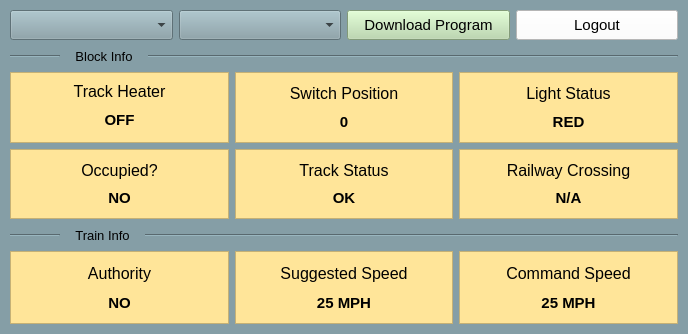
First picture: the form in src/UI/SWTrackController/track_controller.ui, repository aet37/ECE1140-Project, before the edit.
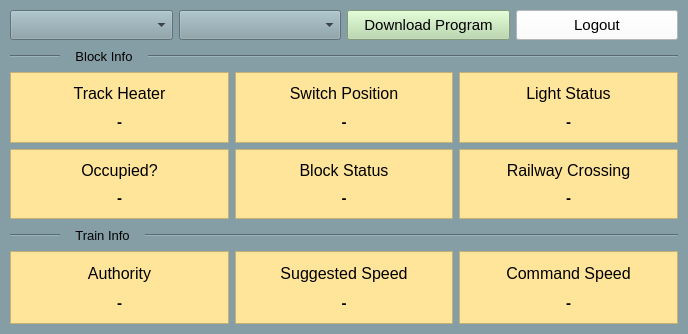
Second picture: the form after the edit.

```diff
--- a/src/UI/SWTrackController/track_controller.ui
+++ b/src/UI/SWTrackController/track_controller.ui
@@ -266,7 +266,7 @@
               </font>
              </property>
              <property name="text">
-              <string>0</string>
+              <string>-</string>
              </property>
              <property name="alignment">
               <set>Qt::AlignCenter</set>
@@ -308,7 +308,7 @@
               </font>
              </property>
              <property name="text">
-              <string>Track Status</string>
+              <string>Block Status</string>
              </property>
              <property name="alignment">
               <set>Qt::AlignCenter</set>
@@ -325,7 +325,7 @@
               </font>
              </property>
              <property name="text">
-              <string>OK</string>
+              <string>-</string>
              </property>
              <property name="alignment">
               <set>Qt::AlignCenter</set>
@@ -384,7 +384,7 @@
               </font>
              </property>
              <property name="text">
-              <string>N/A</string>
+              <string>-</string>
              </property>
              <property name="alignment">
               <set>Qt::AlignCenter</set>
@@ -443,7 +443,7 @@
               </font>
              </property>
              <property name="text">
-              <string>NO</string>
+              <string>-</string>
              </property>
              <property name="alignment">
               <set>Qt::AlignCenter</set>
@@ -502,7 +502,7 @@
               </font>
              </property>
              <property name="text">
-              <string>RED</string>
+              <string>-</string>
              </property>
              <property name="alignment">
               <set>Qt::AlignCenter</set>
@@ -560,7 +560,7 @@
            <item>
             <widget class="QLabel" name="track_heater_label">
              <property name="sizePolicy">
-              <sizepolicy hsizetype="Preferred" vsizetype="MinimumExpanding">
+              <sizepolicy hsizetype="Preferred" vsizetype="Preferred">
                <horstretch>0</horstretch>
                <verstretch>0</verstretch>
               </sizepolicy>
@@ -573,7 +573,7 @@
               </font>
              </property>
              <property name="text">
-              <string>OFF</string>
+              <string>-</string>
              </property>
              <property name="alignment">
               <set>Qt::AlignCenter</set>
@@ -729,7 +729,7 @@
               </font>
              </property>
              <property name="text">
-              <string>NO</string>
+              <string>-</string>
              </property>
              <property name="alignment">
               <set>Qt::AlignCenter</set>
@@ -788,7 +788,7 @@
               </font>
              </property>
              <property name="text">
-              <string>25 MPH</string>
+              <string>-</string>
              </property>
              <property name="alignment">
               <set>Qt::AlignCenter</set>
@@ -847,7 +847,7 @@
               </font>
              </property>
              <property name="text">
-              <string>25 MPH</string>
+              <string>-</string>
              </property>
              <property name="alignment">
               <set>Qt::AlignCenter</set>
```
Left out of the diff: 2 changed lines with no effect on the pictures.
